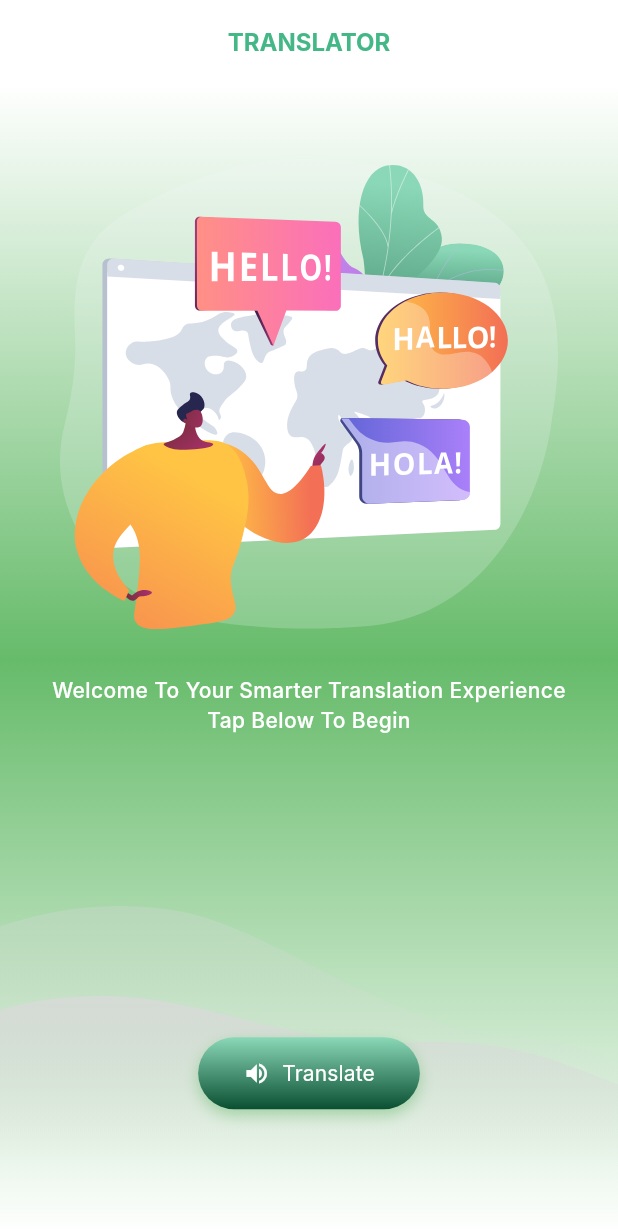
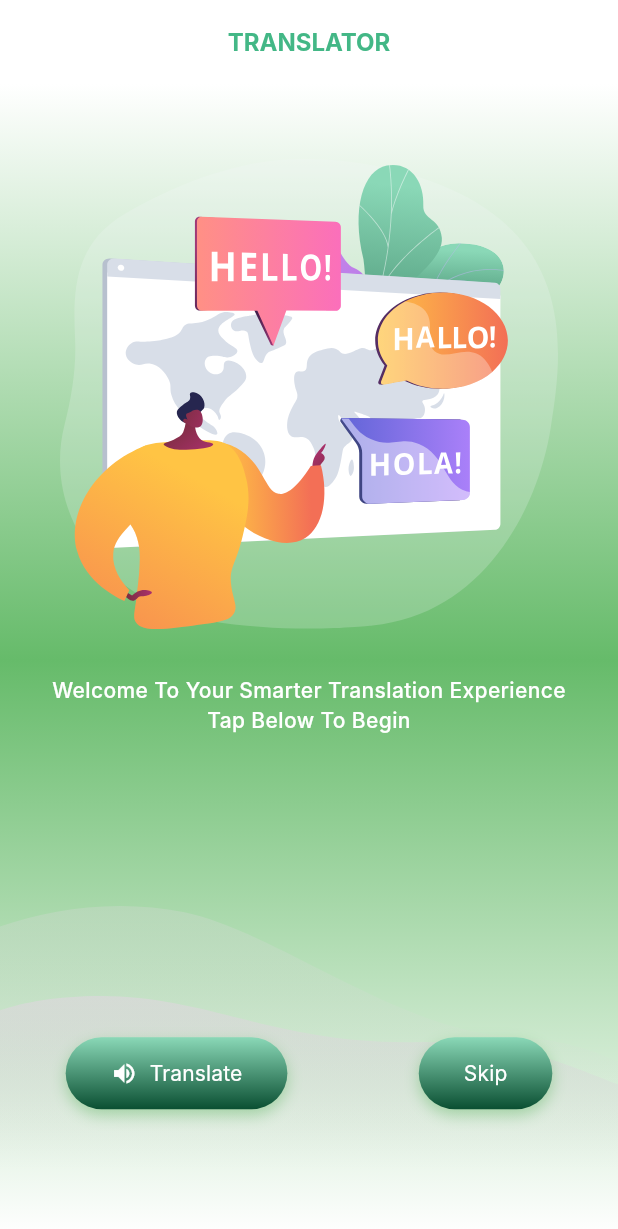
Before and after one commit to yudhisthira123/translation_ollama, a Flutter app: the screen it shows after launch, on a phone screen of 412 x 824 dp. Shown: the top 1229 px of the screen. Run offline on Flutter 3.47's test engine with Material 3 defaults, Android fonts, the phone set to English and light mode, and no system bars; our stand-ins replace connectivity_plus, flutter_svg, flutter_tts, speech_to_text; Roboto replaces fonts that are missing (Inter).

Commit message:
New ui changes and fixed ui for ios.

```diff
--- a/lib/main.dart
+++ b/lib/main.dart
@@ -8,7 +8,6 @@ import 'providers/translation_provider.dart';
 import 'package:flutter_localizations/flutter_localizations.dart';
 
 void main() {
-  // runApp(const MyApp());
   runApp(
       ChangeNotifierProvider(
         create: (_) => ThemeProvider(),
@@ -36,9 +35,7 @@ class MyApp extends StatelessWidget {
           GlobalWidgetsLocalizations.delegate,
           GlobalCupertinoLocalizations.delegate,
         ],
-        // home: const TranslationScreen(),
         home: WelcomeScreen(),
-        // home: LoginScreen(),
       ),
     );
   }
--- a/lib/screens/welcome_screen.dart
+++ b/lib/screens/welcome_screen.dart
@@ -256,7 +256,10 @@ class _WelcomeScreenState extends State<WelcomeScreen> {
                   Expanded(
                     flex: 2,
                     child: Center(
-                      child: Container(
+                      child: Row(
+                        mainAxisAlignment: MainAxisAlignment.spaceAround,
+                        children: [
+                          Container(
                             decoration: BoxDecoration(
                               gradient: const LinearGradient(
                                 colors: [Color(0xFF8AD8B7), Color(0xFF0A4F32)],
@@ -295,6 +298,46 @@ class _WelcomeScreenState extends State<WelcomeScreen> {
                                 ),
                               ),
                             ),
+                          ),
+                          Container(
+                            decoration: BoxDecoration(
+                              gradient: const LinearGradient(
+                                colors: [Color(0xFF8AD8B7), Color(0xFF0A4F32)],
+                                begin: Alignment.topLeft,
+                                end: Alignment.bottomLeft,
+                              ),
+                              borderRadius: BorderRadius.circular(50),
+                              boxShadow: [
+                                BoxShadow(
+                                  color: Colors.green.withOpacity(0.4),
+                                  blurRadius: 8,
+                                  offset: const Offset(0, 4),
+                                ),
+                              ],
+                            ),
+                            child: ElevatedButton.icon(
+                              onPressed: goNext,
+                              label: Text(
+                                "Skip",
+                                style: const TextStyle(
+                                  color: Colors.white,
+                                  fontWeight: FontWeight.w400,
+                                ),
+                              ),
+                              style: ElevatedButton.styleFrom(
+                                backgroundColor: Colors.transparent,
+                                shadowColor: Colors.transparent,
+                                padding: const EdgeInsets.symmetric(
+                                  horizontal: 30,
+                                  vertical: 14,
+                                ),
+                                shape: RoundedRectangleBorder(
+                                  borderRadius: BorderRadius.circular(30),
+                                ),
+                              ),
+                            ),
+                          ),
+                        ],
                       ),
                     ),
                   ),
@@ -410,7 +453,10 @@ class _WelcomeScreenState extends State<WelcomeScreen> {
                   Expanded(
                     flex: 2,
                     child: Center(
-                      child: Container(
+                      child: Row(
+                        mainAxisAlignment: MainAxisAlignment.spaceAround,
+                        children: [
+                          Container(
                             decoration: BoxDecoration(
                               gradient: const LinearGradient(
                                 colors: [Color(0xFF8AD8B7), Color(0xFF0A4F32)],
@@ -450,6 +496,46 @@ class _WelcomeScreenState extends State<WelcomeScreen> {
                               ),
                             ),
                           ),
+                          Container(
+                            decoration: BoxDecoration(
+                              gradient: const LinearGradient(
+                                colors: [Color(0xFF8AD8B7), Color(0xFF0A4F32)],
+                                begin: Alignment.topLeft,
+                                end: Alignment.bottomLeft,
+                              ),
+                              borderRadius: BorderRadius.circular(50),
+                              boxShadow: [
+                                BoxShadow(
+                                  color: Colors.green.withOpacity(0.4),
+                                  blurRadius: 8,
+                                  offset: const Offset(0, 4),
+                                ),
+                              ],
+                            ),
+                            child: ElevatedButton.icon(
+                              onPressed: goNext,
+                              label: Text(
+                                "Skip",
+                                style: const TextStyle(
+                                  color: Colors.white,
+                                  fontWeight: FontWeight.w400,
+                                ),
+                              ),
+                              style: ElevatedButton.styleFrom(
+                                backgroundColor: Colors.transparent,
+                                shadowColor: Colors.transparent,
+                                padding: const EdgeInsets.symmetric(
+                                  horizontal: 30,
+                                  vertical: 14,
+                                ),
+                                shape: RoundedRectangleBorder(
+                                  borderRadius: BorderRadius.circular(30),
+                                ),
+                              ),
+                            ),
+                          ),
+                        ],
+                      ),
                     ),
                   ),
 
--- a/pubspec.yaml
+++ b/pubspec.yaml
@@ -16,7 +16,7 @@ publish_to: 'none' # Remove this line if you wish to publish to pub.dev
 # https://developer.apple.com/library/archive/documentation/General/Reference/InfoPlistKeyReference/Articles/CoreFoundationKeys.html
 # In Windows, build-name is used as the major, minor, and patch parts
 # of the product and file versions while build-number is used as the build suffix.
-version: 1.0.0+1
+version: 1.0.1+2
 
 environment:
   sdk: ^3.8.1
```
Also changed, not shown: lib/providers/translation_provider.dart (+21 -5 lines), 8 other files. Lines whose indentation alone changed are shown as unchanged.
